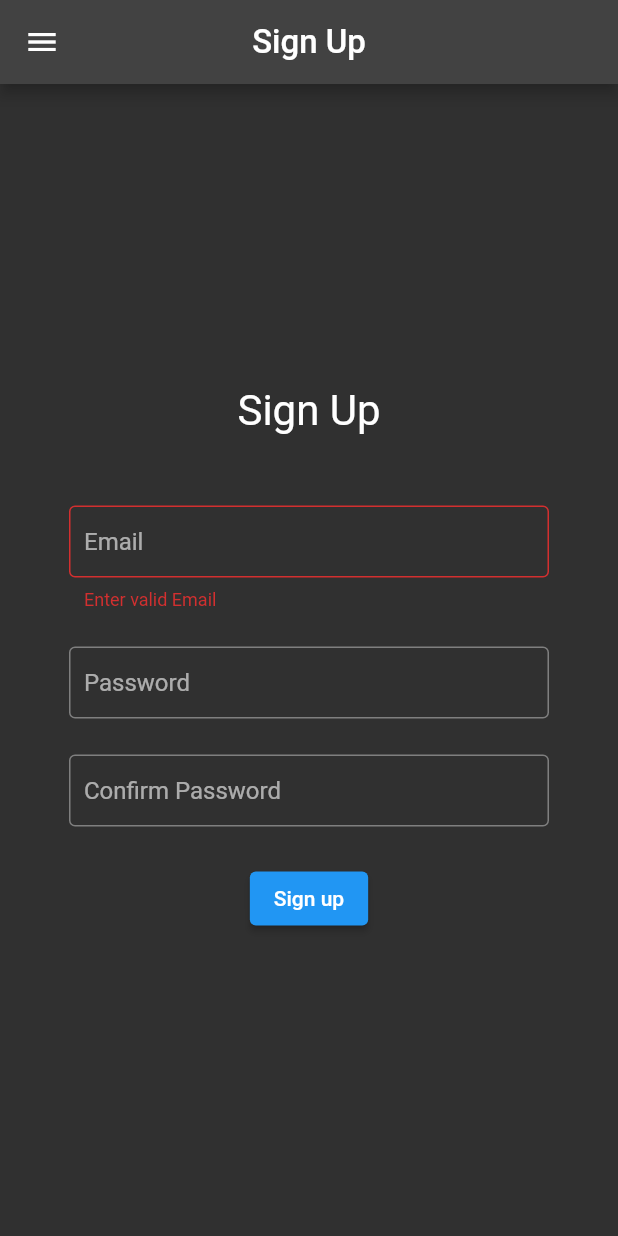
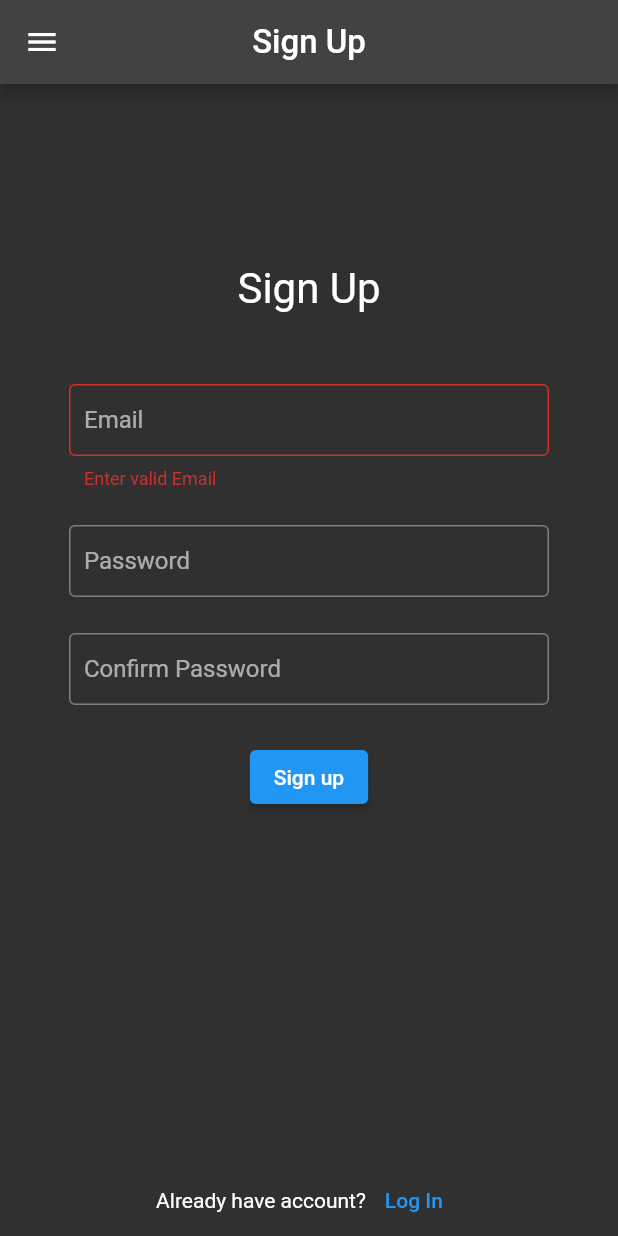
Before and after one commit to Aschente-1024/FlutterFirebaseAuth, a Flutter app: the SignupScreen screen opened directly, after a tap on "Sign up", on a phone screen of 412 x 824 dp. Run offline on Flutter 3.47's test engine with Material 2 defaults, Android fonts, the phone set to English and light mode, and no system bars; our stand-ins replace email_validator, image_picker; missing offline and left inert: firebase_auth_test; accounts and stored records are empty.

Commit message:
integrated signup with user provider

```diff
--- a/lib/screens/login/login_screen.dart
+++ b/lib/screens/login/login_screen.dart
@@ -118,7 +118,7 @@ class _LoginFormState extends State<LoginForm> {
                 ),
                 TextButton(
                     onPressed: () {
-                      Navigator.pushNamed(context, '/signup');
+                      Navigator.pushReplacementNamed(context, '/signup');
                     },
                     child: const Text('Sign Up')),
               ],
--- a/lib/screens/signup/signup_screen.dart
+++ b/lib/screens/signup/signup_screen.dart
@@ -1,4 +1,6 @@
 import 'package:email_validator/email_validator.dart';
+import 'package:firebase_auth_test/providers/user_provider.dart';
+import 'package:provider/provider.dart';
 import 'package:flutter/material.dart';
 
 class SignupScreen extends StatelessWidget {
@@ -38,11 +40,14 @@ class _SignupFormState extends State<SignupForm> {
 
   @override
   Widget build(BuildContext context) {
+    print('signupscreen');
     return Form(
       key: _formKey,
       child: Column(
-        mainAxisAlignment: MainAxisAlignment.center,
         children: [
+          const SizedBox(
+            height: 120,
+          ),
           const SizedBox(
             height: 80,
             child: Text('Sign Up', style: TextStyle(fontSize: 28)),
@@ -95,15 +100,29 @@ class _SignupFormState extends State<SignupForm> {
           ElevatedButton(
             onPressed: () {
               if (_formKey.currentState!.validate()) {
-                ScaffoldMessenger.of(context).showSnackBar(
-                  SnackBar(
-                    content: Text(
-                        'Email: ${emailController.value.text} Password: ${passwordController.value.text}'),
-                  ),
-                );
+                context.read<UserProvider>().createNewUser(
+                    emailController.text, passwordController.text);
+                Navigator.pushReplacementNamed(context, '/');
               }
             },
             child: const Text('Sign up'),
+          ),
+          Expanded(
+            child: Row(
+              mainAxisAlignment: MainAxisAlignment.center,
+              crossAxisAlignment: CrossAxisAlignment.end,
+              children: [
+                const Padding(
+                  padding: EdgeInsets.only(bottom: 16.0),
+                  child: Text('Already have account?'),
+                ),
+                TextButton(
+                    onPressed: () {
+                      Navigator.pushReplacementNamed(context, '/login');
+                    },
+                    child: const Text('Log In')),
+              ],
+            ),
           )
         ],
       ),
```
